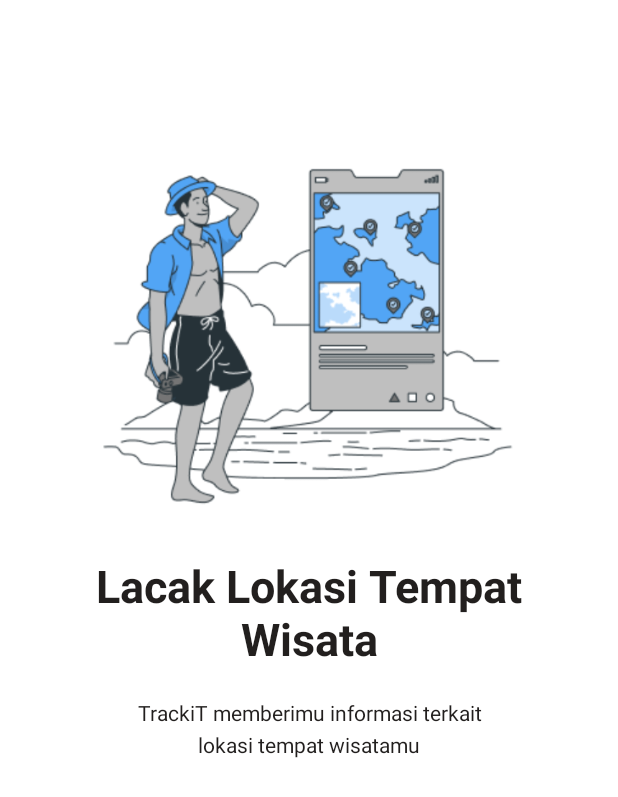
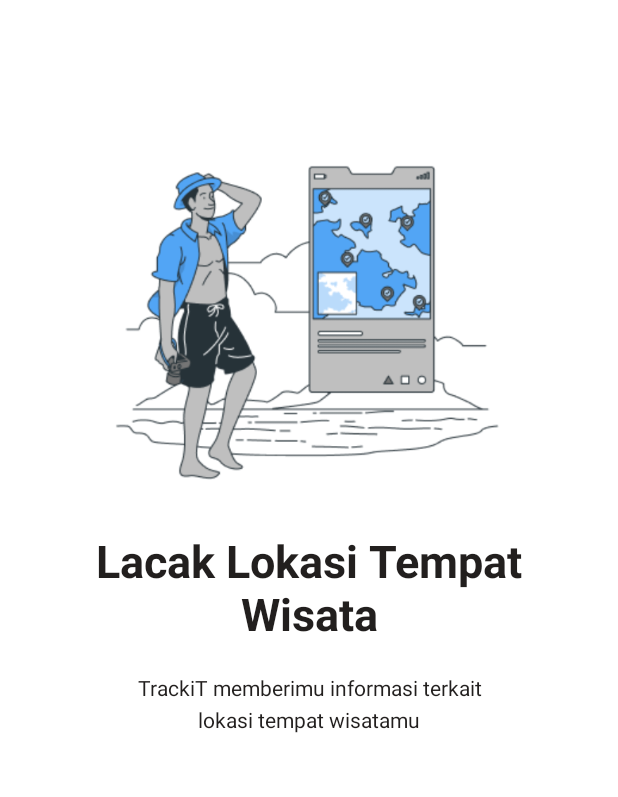
Before and after one commit to angjaay/TrackiT-AKB, an Android app: the layout slider3.xml on its own in the app's theme, with its tools: preview values and no code run, on a phone screen of 412 x 824 dp. Shown: the top 797 px of the screen. Run offline under Robolectric (Android 15) with nearby library versions, the light colour scheme and no system bars.

Commit message:
fix position 2

```diff
--- a/app/src/main/res/layout/activity_slider.xml
+++ b/app/src/main/res/layout/activity_slider.xml
@@ -26,5 +26,5 @@
         app:layout_constraintEnd_toEndOf="parent"
         app:layout_constraintStart_toStartOf="parent"
         app:layout_constraintTop_toTopOf="parent"
-        app:layout_constraintVertical_bias="0.906" />
+        app:layout_constraintVertical_bias="0.98" />
 </androidx.constraintlayout.widget.ConstraintLayout>
--- a/app/src/main/res/layout/slider3.xml
+++ b/app/src/main/res/layout/slider3.xml
@@ -8,8 +8,8 @@
 
     <ImageView
         android:id="@+id/imageView"
-        android:layout_width="340dp"
-        android:layout_height="258dp"
+        android:layout_width="315dp"
+        android:layout_height="241dp"
         android:layout_marginTop="84dp"
         app:layout_constraintEnd_toEndOf="parent"
         app:layout_constraintHorizontal_bias="0.492"
```
